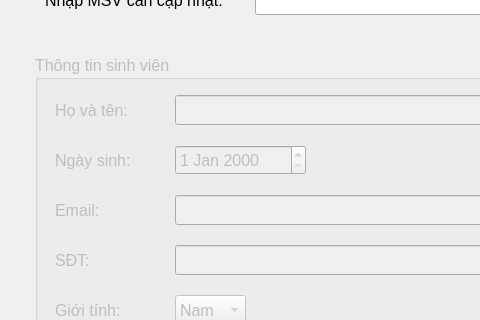
This is projectPy/UpdateSV.ui in Nhat2510/project-Python as Qt 5 draws it before an edit; both pictures show x 115 to 595 and y 145 to 465 of the 1000 by 650 pixel window. The edited form follows.
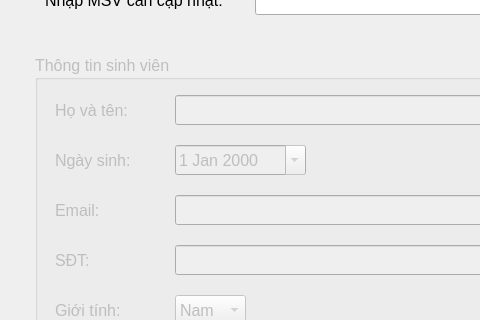
This is the edited form.

```diff
--- a/projectPy/UpdateSV.ui
+++ b/projectPy/UpdateSV.ui
@@ -226,6 +226,9 @@
        <bold>false</bold>
       </font>
      </property>
+     <property name="calendarPopup">
+      <bool>true</bool>
+     </property>
     </widget>
     <widget class="QLabel" name="label_6">
      <property name="geometry">
```
Left out of the diff: 2 changed lines with no effect on the pictures.
